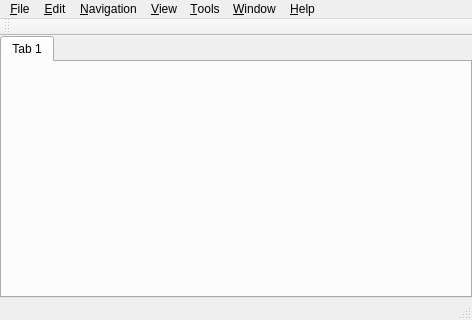
This is branches/2.0.0/mainwindow.ui in nullx002/mugo as Qt 5 draws it before an edit. The edited form follows.
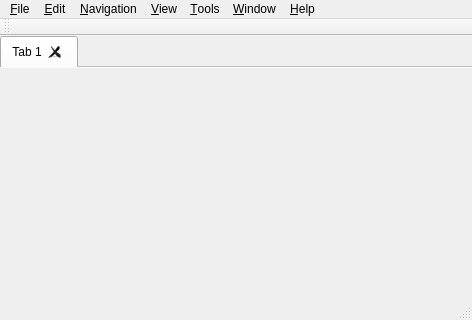
This is the edited form.

```diff
--- a/branches/2.0.0/mainwindow.ui
+++ b/branches/2.0.0/mainwindow.ui
@@ -23,6 +23,15 @@
       <property name="currentIndex">
        <number>0</number>
       </property>
+      <property name="documentMode">
+       <bool>true</bool>
+      </property>
+      <property name="tabsClosable">
+       <bool>true</bool>
+      </property>
+      <property name="movable">
+       <bool>true</bool>
+      </property>
       <widget class="QWidget" name="tab">
        <attribute name="title">
         <string>Tab 1</string>
```
Left out of the diff: 6 changed lines with no effect on the pictures.
